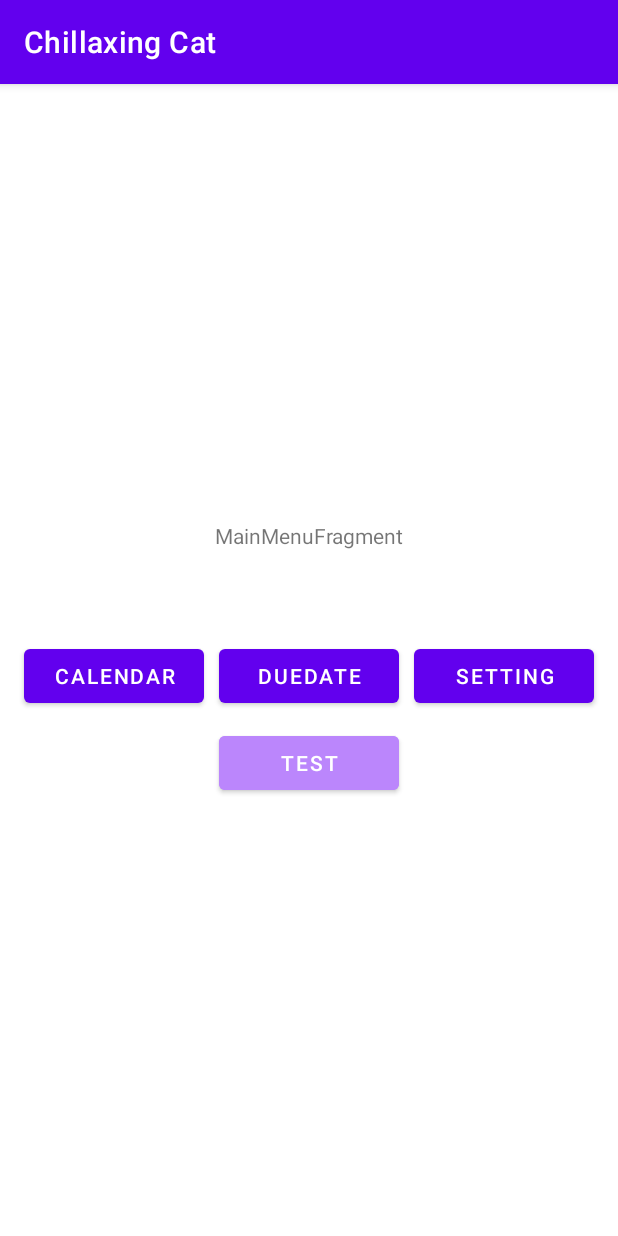
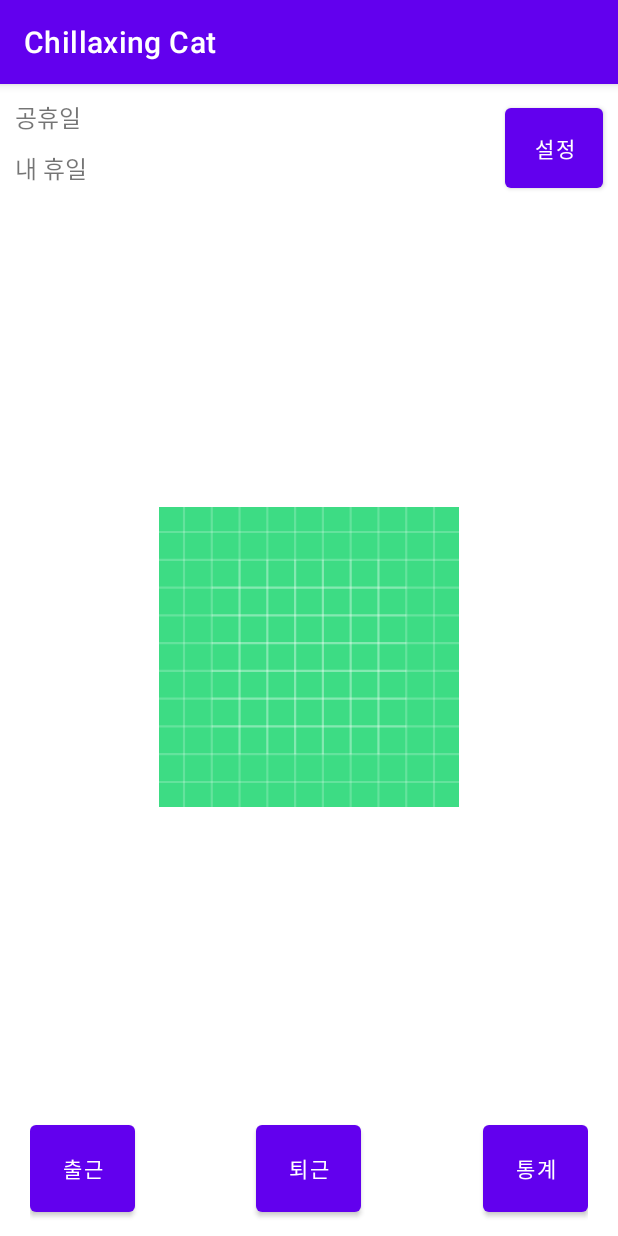
Before and after one commit to hipaduck/chillaxing_cat, an Android app: the MainMenuFragment screen opened through its navigation route, on a phone screen of 412 x 824 dp. Run offline under Robolectric (Android 15) with nearby library versions, the phone set to English and light mode, and no system bars; our stand-ins replace data binding; 1 statement that could not run was skipped.

Commit message:
#1 메인 레이아웃 구성

```diff
--- a/app/src/main/res/layout/fragment_main.xml
+++ b/app/src/main/res/layout/fragment_main.xml
@@ -1,59 +1,133 @@
 <?xml version="1.0" encoding="utf-8"?>
-<layout
-    xmlns:android="http://schemas.android.com/apk/res/android"
-    xmlns:tools="http://schemas.android.com/tools">
+<layout xmlns:android="http://schemas.android.com/apk/res/android"
+    xmlns:tools="http://schemas.android.com/tools"
+    xmlns:app="http://schemas.android.com/apk/res-auto">
     <data>
         <variable
             name="vm"
             type="com.peopleofandroido.chillaxingcat.presentation.viewmodel.MainMenuViewModel" />
     </data>
-
-    <LinearLayout
+    <androidx.constraintlayout.widget.ConstraintLayout
         android:layout_width="match_parent"
         android:layout_height="match_parent"
         tools:context=".presentation.ui.MainMenuFragment"
-        android:orientation="vertical"
-        android:gravity="center">
-
+        >
         <TextView
-            android:layout_width="match_parent"
+            android:id="@+id/tv_main_public_holiday_remains_label"
+            android:layout_width="60dp"
             android:layout_height="wrap_content"
-            android:text="MainMenuFragment"
-            android:gravity="center"
-            android:layout_marginBottom="50dp"/>
-
+            app:layout_constraintStart_toStartOf="parent"
+            app:layout_constraintTop_toTopOf="parent"
+            android:layout_marginTop="10dp"
+            android:layout_marginStart="10dp"
+            android:textSize="16sp"
+            android:text="공휴일"
+            tools:text="공휴일"
+            />
+        <TextView
+            android:id="@+id/tv_main_public_holiday_remains_value"
+            android:layout_width="wrap_content"
+            android:layout_height="wrap_content"
+            app:layout_constraintStart_toEndOf="@+id/tv_main_public_holiday_remains_label"
+            app:layout_constraintTop_toTopOf="@+id/tv_main_public_holiday_remains_label"
+            android:textSize="16sp"
+            tools:text="D-100"
+            />
+        <TextView
+            android:id="@+id/tv_main_personal_holiday_remains_label"
+            android:layout_width="60dp"
+            android:layout_height="wrap_content"
+            app:layout_constraintStart_toStartOf="@+id/tv_main_public_holiday_remains_label"
+            app:layout_constraintTop_toBottomOf="@+id/tv_main_public_holiday_remains_label"
+            android:layout_marginTop="10dp"
+            android:textSize="16sp"
+            android:text="내 휴일"
+            tools:text="내 휴일"
+            />
+        <TextView
+            android:id="@+id/tv_main_personal_holiday_remains_value"
+            android:layout_width="wrap_content"
+            android:layout_height="wrap_content"
+            app:layout_constraintStart_toEndOf="@+id/tv_main_personal_holiday_remains_label"
+            app:layout_constraintTop_toTopOf="@+id/tv_main_personal_holiday_remains_label"
+            android:textSize="16sp"
+            tools:text="D-123"
+            />
+        <Button
+            android:id="@+id/btn_main_move_to_settings"
+            android:layout_width="65dp"
+            android:layout_height="65dp"
+            app:layout_constraintEnd_toEndOf="parent"
+            app:layout_constraintTop_toTopOf="parent"
+            android:layout_marginEnd="10dp"
+            android:layout_marginTop="10dp"
+            android:text="설정"
+            tools:text="설정"
+            />
         <LinearLayout
-            android:layout_width="match_parent"
+            android:id="@+id/llayout_main_bottom_menu_group"
+            android:layout_width="0dp"
             android:layout_height="wrap_content"
+            app:layout_constraintBottom_toBottomOf="parent"
+            app:layout_constraintStart_toStartOf="parent"
+            app:layout_constraintEnd_toEndOf="parent"
+            android:layout_marginStart="20dp"
+            android:layout_marginEnd="20dp"
+            android:layout_marginBottom="10dp"
             android:orientation="horizontal"
-            android:gravity="center">
+            >
             <Button
-                android:layout_width="120dp"
-                android:layout_height="wrap_content"
-                android:text="Calendar"
-                android:onClick="@{()->vm.moveToCalendar()}"
+                android:id="@+id/btn_main_start_working"
+                android:layout_width="70dp"
+                android:layout_height="70dp"
+                android:text="출근"
+                />
+            <Space
+                android:layout_width="0dp"
+                android:layout_height="0dp"
+                android:layout_weight="1"
                 />
             <Button
-                android:layout_width="120dp"
-                android:layout_height="wrap_content"
-                android:text="Duedate"
-                android:layout_margin="10dp"
-                android:onClick="@{()->vm.moveToDueDate()}"
+                android:id="@+id/btn_main_end_working"
+                android:layout_width="70dp"
+                android:layout_height="70dp"
+                android:text="퇴근"
+                />
+<!--            <Space
+                android:layout_width="0dp"
+                android:layout_height="0dp"
+                android:layout_weight="1"
                 />
             <Button
-                android:layout_width="120dp"
-                android:layout_height="wrap_content"
-                android:text="Setting"
+                android:id="@+id/btn_main_move_calendar"
+                android:layout_width="70dp"
+                android:layout_height="70dp"
+                android:text="달력"
+                />-->
+            <Space
+                android:layout_width="0dp"
+                android:layout_height="0dp"
+                android:layout_weight="1"
+                />
+            <Button
+                android:id="@+id/btn_main_move_to_statistics"
+                android:layout_width="70dp"
+                android:layout_height="70dp"
+                android:text="통계"
                 android:onClick="@{()->vm.moveToSetting()}"
                 />
         </LinearLayout>
-        <Button
-            android:layout_width="120dp"
-            android:layout_height="wrap_content"
-            android:text="Test"
+        <ImageView
+            android:id="@+id/iv_main_touch_reaction_button"
+            android:layout_width="200dp"
+            android:layout_height="200dp"
+            app:layout_constraintStart_toStartOf="parent"
+            app:layout_constraintEnd_toEndOf="parent"
+            app:layout_constraintTop_toBottomOf="@+id/btn_main_move_to_settings"
+            app:layout_constraintBottom_toTopOf="@+id/llayout_main_bottom_menu_group"
+            android:src="@drawable/ic_launcher_background"
             android:onClick="@{()->vm.test()}"
-            android:backgroundTint="@color/purple_200"
+            android:contentDescription="리액션 동작을 한다"
             />
-
-    </LinearLayout>
+    </androidx.constraintlayout.widget.ConstraintLayout>
 </layout>
```
